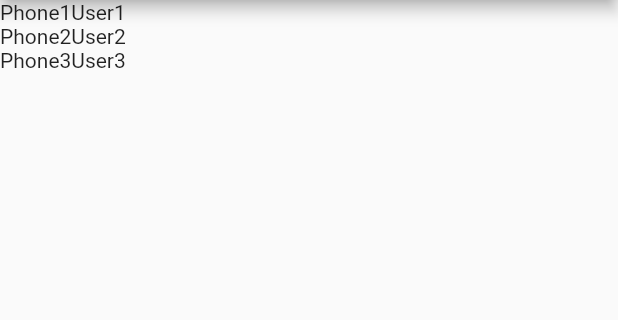
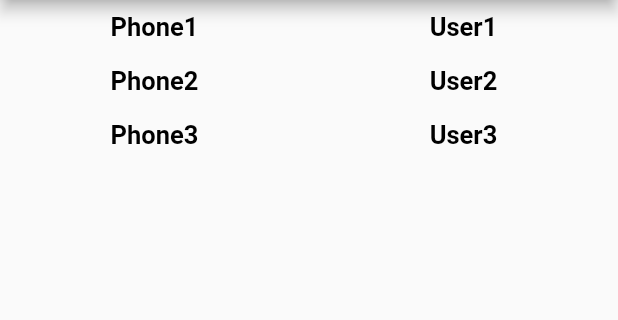
Before and after one commit to duskoo/cs-hackaton-2019, a Flutter app: the screen it shows after launch, on a phone screen of 412 x 824 dp, the part 84-404 px from its top. Run offline on Flutter 3.47's test engine with Material 2 defaults, Android fonts, the phone set to English and light mode, and no system bars.

Commit message:
Basic styling of rows

```diff
--- a/lib/main.dart
+++ b/lib/main.dart
@@ -1,9 +1,9 @@
 import 'package:flutter/material.dart';
 
 var ownership = [
-  {'device': 'Phone1', 'person' : 'User1'},
-  {'device': 'Phone2', 'person' : 'User2'},
-  {'device': 'Phone3', 'person' : 'User3'},
+  {'device': 'Phone1', 'person': 'User1'},
+  {'device': 'Phone2', 'person': 'User2'},
+  {'device': 'Phone3', 'person': 'User3'},
 ];
 
 void main() => runApp(MyApp());
@@ -50,7 +50,6 @@ class MyHomePage extends StatefulWidget {
 }
 
 class _MyHomePageState extends State<MyHomePage> {
-
   @override
   Widget build(BuildContext context) {
     // This method is rerun every time setState is called, for instance as done
@@ -71,13 +70,38 @@ class _MyHomePageState extends State<MyHomePage> {
         child: ListView.builder(
           itemCount: ownership.length,
           itemBuilder: (context, index) {
-
             print(ownership[index]['device'].toString());
 
             return Row(
               children: <Widget>[
-                Text(ownership[index]['device']),
-                Text(ownership[index]['person'])
+                Expanded(
+                  child: Column(
+                    children: <Widget>[
+                      Padding(
+                        padding: const EdgeInsets.all(8.0),
+                        child: Text(ownership[index]['device'],
+                            style: TextStyle(
+                                color: Colors.black,
+                                fontSize: 17,
+                                fontWeight: FontWeight.bold)),
+                      ),
+                    ],
+                  ),
+                ),
+                Expanded(
+                  child: Column(
+                    children: <Widget>[
+                      Padding(
+                        padding: const EdgeInsets.all(8.0),
+                        child: Text(ownership[index]['person'],
+                            style: TextStyle(
+                                color: Colors.black,
+                                fontSize: 17,
+                                fontWeight: FontWeight.bold)),
+                      ),
+                    ],
+                  ),
+                )
               ],
             );
           },
@@ -85,5 +109,4 @@ class _MyHomePageState extends State<MyHomePage> {
       ),
     );
   }
-
 }
```
